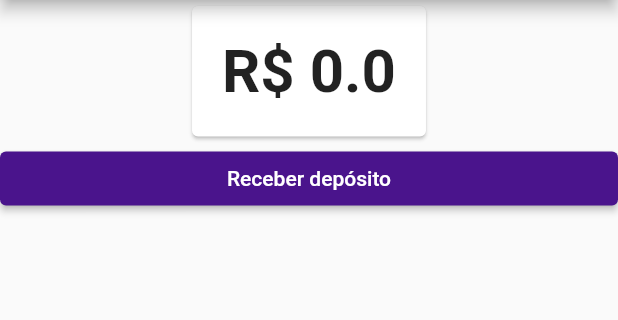
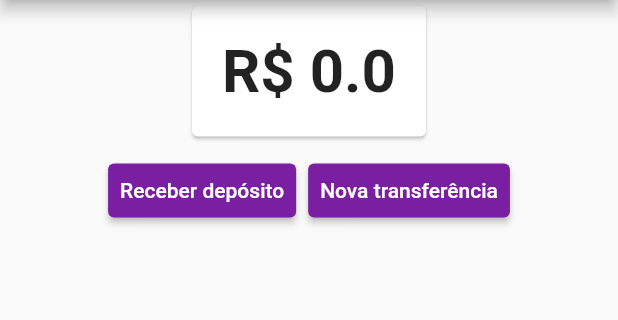
Before and after one commit to MayronSouza/bytebankms, a Flutter app: the screen it shows after launch, on a phone screen of 412 x 824 dp, the part 84-404 px from its top. Run offline on Flutter 3.47's test engine with Material 2 defaults, Android fonts, the phone set to English and light mode, and no system bars.

```diff
--- a/lib/main.dart
+++ b/lib/main.dart
@@ -4,8 +4,12 @@ import 'package:flutter/material.dart';
 import 'package:provider/provider.dart';
 
 void main() => runApp(
-      ChangeNotifierProvider(
-        create: (context) => Saldo(0),
+      MultiProvider(
+        providers: [
+          ChangeNotifierProvider(
+            create: (context) => Saldo(0),
+          ),
+        ],
         child: BytebankApp(),
       ),
     );
@@ -18,7 +22,7 @@ class BytebankApp extends StatelessWidget {
         primaryColor: Colors.purple[900],
         accentColor: Colors.purple[900],
         buttonTheme: ButtonThemeData(
-          buttonColor: Colors.purple[900],
+          buttonColor: Colors.purple[700],
           textTheme: ButtonTextTheme.primary,
         ),
       ),
--- a/lib/screens/dashboard/dashboard.dart
+++ b/lib/screens/dashboard/dashboard.dart
@@ -1,6 +1,6 @@
-import 'package:bytebankms/models/saldo.dart';
 import 'package:bytebankms/screens/dashboard/saldo_card.dart';
 import 'package:bytebankms/screens/deposito/formulario.dart';
+import 'package:bytebankms/screens/transferencia/formulario.dart';
 import 'package:flutter/material.dart';
 
 class Dashboard extends StatelessWidget {
@@ -16,6 +16,9 @@ class Dashboard extends StatelessWidget {
             alignment: Alignment.topCenter,
             child: SaldoCard(),
           ),
+          ButtonBar(
+            alignment: MainAxisAlignment.center,
+            children: <Widget>[
               RaisedButton(
                 child: Text('Receber depósito'),
                 onPressed: () {
@@ -29,6 +32,21 @@ class Dashboard extends StatelessWidget {
                   );
                 },
               ),
+              RaisedButton(
+                child: Text('Nova transferência'),
+                onPressed: () {
+                  Navigator.push(
+                    context,
+                    MaterialPageRoute(
+                      builder: (context) {
+                        return FormularioTransferencia();
+                      },
+                    ),
+                  );
+                },
+              ),
+            ],
+          ),
         ],
       ),
     );
```
Lines whose indentation alone changed are shown as unchanged.
